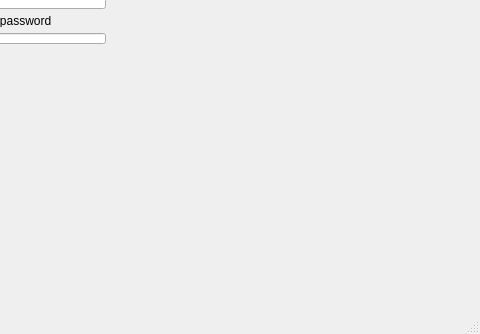
Above: Forms/mainwindow.ui from TheSoullessOne/Group-Project-1 before the change; both pictures show x 283 to 763 and y 168 to 502 of the 763 by 502 pixel window. Below: the same form after it.
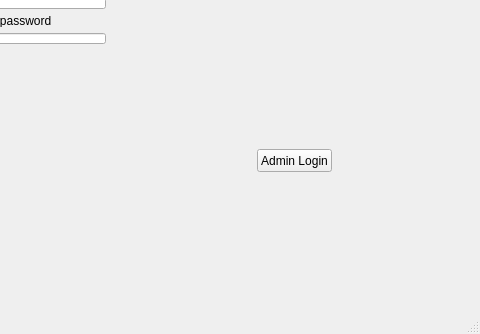
That is the form after the change. The open tabs and pages were chosen to show the change.

Patch:
```diff
--- a/Forms/mainwindow.ui
+++ b/Forms/mainwindow.ui
@@ -72,6 +72,19 @@
        <string>MAIN MENU</string>
       </property>
      </widget>
+     <widget class="QPushButton" name="Admin_Login_Button">
+      <property name="geometry">
+       <rect>
+        <x>510</x>
+        <y>270</y>
+        <width>75</width>
+        <height>23</height>
+       </rect>
+      </property>
+      <property name="text">
+       <string>Admin Login</string>
+      </property>
+     </widget>
     </widget>
     <widget class="QWidget" name="menu">
      <widget class="QWidget" name="verticalLayoutWidget">
```
Left out of the diff: 15 changed lines with no effect on the pictures.
